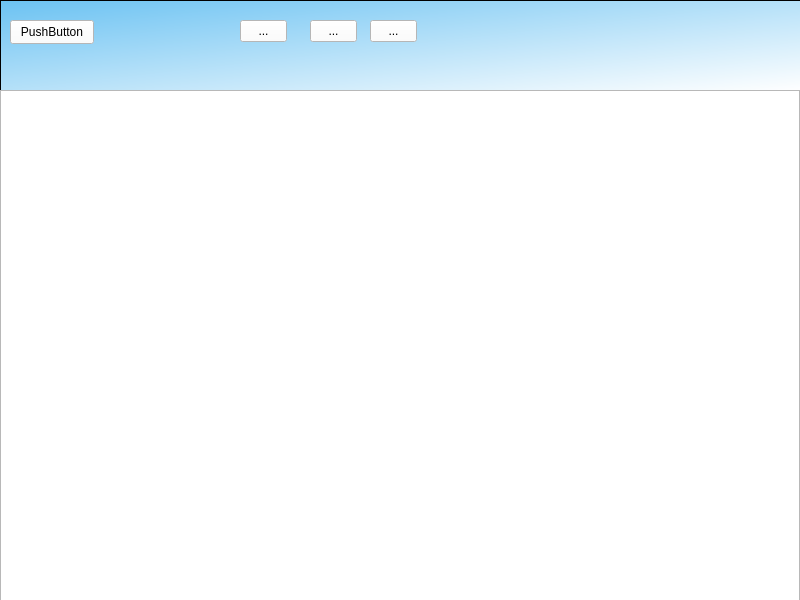
This is chat/usrmain.ui in Snowball-Di/cs2021_qt_chat as Qt 5 draws it before an edit. The edited form follows.
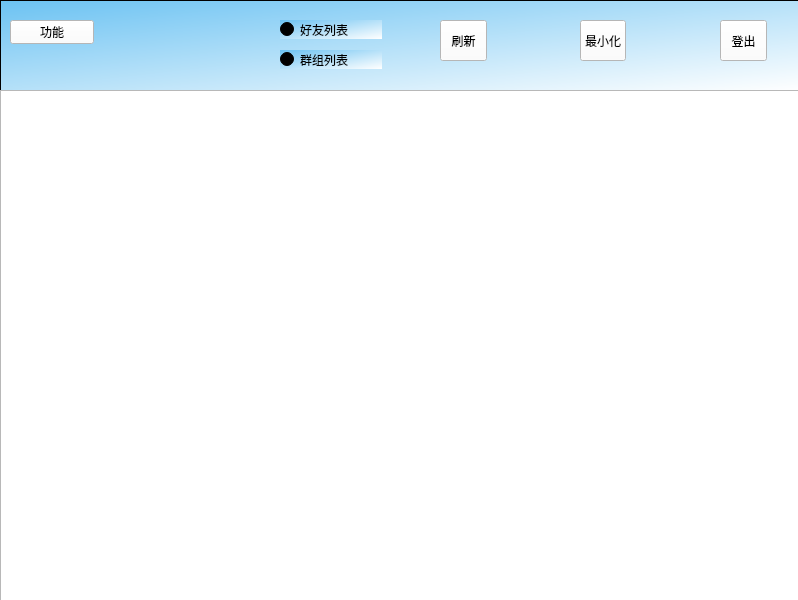
This is the edited form.

```diff
--- a/chat/usrmain.ui
+++ b/chat/usrmain.ui
@@ -6,7 +6,7 @@
    <rect>
     <x>0</x>
     <y>0</y>
-    <width>800</width>
+    <width>798</width>
     <height>600</height>
    </rect>
   </property>
@@ -34,33 +34,17 @@
    <widget class="QToolButton" name="logout">
     <property name="geometry">
      <rect>
-      <x>370</x>
+      <x>720</x>
       <y>20</y>
       <width>47</width>
-      <height>22</height>
+      <height>41</height>
      </rect>
     </property>
     <property name="styleSheet">
      <string notr="true">background-color: rgb(255, 255, 255);</string>
     </property>
     <property name="text">
-     <string>...</string>
-    </property>
-   </widget>
-   <widget class="QToolButton" name="mini">
-    <property name="geometry">
-     <rect>
-      <x>310</x>
-      <y>20</y>
-      <width>47</width>
-      <height>22</height>
-     </rect>
-    </property>
-    <property name="styleSheet">
-     <string notr="true">background-color: rgb(255, 255, 255);</string>
-    </property>
-    <property name="text">
-     <string>...</string>
+     <string>登出</string>
     </property>
    </widget>
    <widget class="QPushButton" name="morefunc">
@@ -77,23 +61,68 @@
 background-color: rgb(255, 255, 255);</string>
     </property>
     <property name="text">
-     <string>PushButton</string>
+     <string>功能</string>
     </property>
    </widget>
    <widget class="QToolButton" name="search">
     <property name="geometry">
      <rect>
-      <x>240</x>
+      <x>440</x>
       <y>20</y>
       <width>47</width>
-      <height>22</height>
+      <height>41</height>
      </rect>
     </property>
     <property name="styleSheet">
      <string notr="true">background-color: rgb(255, 255, 255);</string>
     </property>
     <property name="text">
-     <string>...</string>
+     <string>刷新</string>
+    </property>
+   </widget>
+   <widget class="QToolButton" name="toolButton">
+    <property name="geometry">
+     <rect>
+      <x>580</x>
+      <y>20</y>
+      <width>46</width>
+      <height>41</height>
+     </rect>
+    </property>
+    <property name="styleSheet">
+     <string notr="true">background-color: rgb(255, 255, 255);</string>
+    </property>
+    <property name="text">
+     <string>最小化</string>
+    </property>
+   </widget>
+   <widget class="QRadioButton" name="friendlist">
+    <property name="geometry">
+     <rect>
+      <x>280</x>
+      <y>20</y>
+      <width>102</width>
+      <height>19</height>
+     </rect>
+    </property>
+    <property name="text">
+     <string>好友列表</string>
+    </property>
+    <property name="checkable">
+     <bool>true</bool>
+    </property>
+   </widget>
+   <widget class="QRadioButton" name="grouplist">
+    <property name="geometry">
+     <rect>
+      <x>280</x>
+      <y>50</y>
+      <width>102</width>
+      <height>19</height>
+     </rect>
+    </property>
+    <property name="text">
+     <string>群组列表</string>
     </property>
    </widget>
   </widget>
```
Left out of the diff: 19 changed lines with no effect on the pictures.
